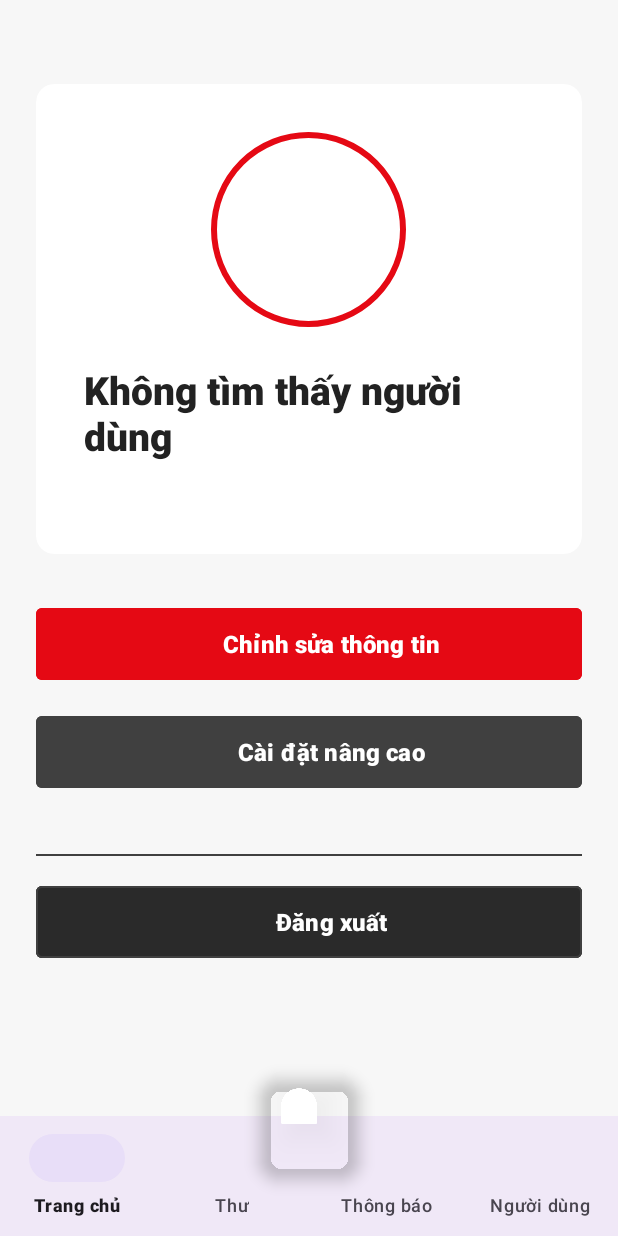
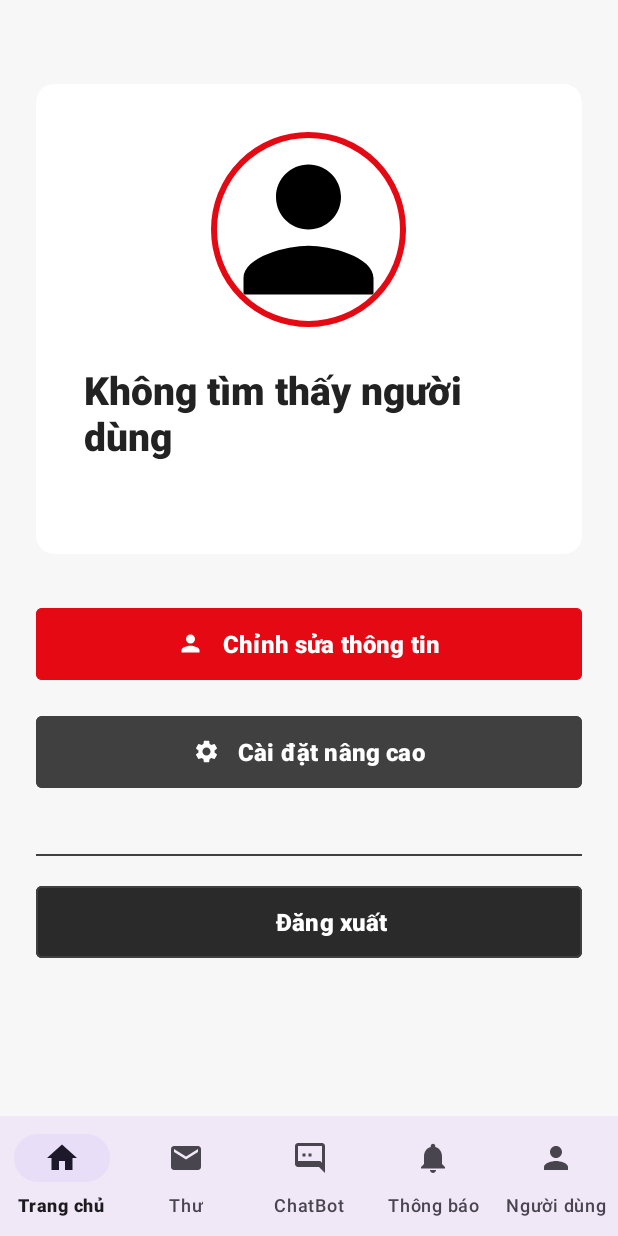
Before and after one commit to baongdqu/App_movie_booking_ticket, an Android app: the fragment fragments_user placed in its activity, on a phone screen of 412 x 824 dp. Run offline under Robolectric (Android 15) with nearby library versions, the phone set to English and light mode, and no system bars; our stand-ins replace CircleImageView, Firebase (no records; nobody signed in at launch, a user with empty details on screens opened directly); pictures from the network do not load.

Commit message:
style: thêm icon cho các nút điều hướng ở thanh công cụ ở bên dưới.

```diff
--- a/app/src/main/java/com/example/app_movie_booking_ticket/activities_2_menu_manage_fragments.java
+++ b/app/src/main/java/com/example/app_movie_booking_ticket/activities_2_menu_manage_fragments.java
@@ -4,7 +4,7 @@
 import androidx.appcompat.app.AppCompatActivity;
 import androidx.fragment.app.Fragment;
 import com.google.android.material.bottomnavigation.BottomNavigationView;
-import com.google.android.material.floatingactionbutton.FloatingActionButton;
+
 import android.widget.Toast;
 
 public class activities_2_menu_manage_fragments extends AppCompatActivity {
@@ -18,7 +18,6 @@
         setContentView(R.layout.layouts_2_menu_manage_fragments);
 
         bottomNavigationView = findViewById(R.id.bottom_navigation);
-        FloatingActionButton btnTrailer = findViewById(R.id.btnTrailer);
 
         // Load fragment mặc định (Home)
         loadFragment(new fragments_home());
@@ -28,16 +27,23 @@
             extra_sound_manager.playMenuClick(this);
 
             int id = item.getItemId();
-            if (id == R.id.nav_home)      loadFragment(new fragments_home());
-            else if (id == R.id.nav_mail) loadFragment(new fragments_mail());
-            else if (id == R.id.nav_notifications) loadFragment(new fragments_notifications());
-            else if (id == R.id.nav_user) loadFragment(fragments_user.newInstance());
-            return true;
-        });
-
-        btnTrailer.setOnClickListener(v -> {
-            extra_sound_manager.playMenuClick(this);
-            Toast.makeText(this, "Giới thiệu phim mới!", Toast.LENGTH_SHORT).show();
+            if (id == R.id.nav_home) {
+                loadFragment(new fragments_home());
+                return true;
+            } else if (id == R.id.nav_mail) {
+                loadFragment(new fragments_mail());
+                return true;
+            } else if (id == R.id.nav_chat_bot) {
+                Toast.makeText(this, "Tính năng chatbot sắp xuất hiện!", Toast.LENGTH_SHORT).show();
+                return false; // Không thay đổi tab được chọn
+            } else if (id == R.id.nav_notifications) {
+                loadFragment(new fragments_notifications());
+                return true;
+            } else if (id == R.id.nav_user) {
+                loadFragment(fragments_user.newInstance());
+                return true;
+            }
+            return false;
         });
     }
 
--- /dev/null
+++ b/app/src/main/res/drawable/ic_chat_bot.xml
@@ -0,0 +1,9 @@
+<vector xmlns:android="http://schemas.android.com/apk/res/android"
+    android:width="24dp"
+    android:height="24dp"
+    android:viewportWidth="24"
+    android:viewportHeight="24">
+    <path
+        android:fillColor="#FF000000"
+        android:pathData="M20,2H4c-1.1,0 -2,0.9 -2,2v12c0,1.1 0.9,2 2,2h14l4,4V4c0,-1.1 -0.9,-2 -2,-2zM20,15.17L18.83,14H4V4h16v11.17zM13,9h-2v2h2V9zM9,9H7v2h2V9z"/>
+</vector>
--- a/app/src/main/res/drawable/ic_home.xml
+++ b/app/src/main/res/drawable/ic_home.xml
@@ -1,4 +1,9 @@
-<?xml version="1.0" encoding="utf-8"?>
-<selector xmlns:android="http://schemas.android.com/apk/res/android">
-
-</selector>
+<vector xmlns:android="http://schemas.android.com/apk/res/android"
+    android:width="24dp"
+    android:height="24dp"
+    android:viewportWidth="24"
+    android:viewportHeight="24">
+    <path
+        android:fillColor="#FF000000"
+        android:pathData="M10,20v-6h4v6h5v-8h3L12,3 2,12h3v8z"/>
+</vector>
--- a/app/src/main/res/drawable/ic_mail.xml
+++ b/app/src/main/res/drawable/ic_mail.xml
@@ -1,4 +1,9 @@
-<?xml version="1.0" encoding="utf-8"?>
-<selector xmlns:android="http://schemas.android.com/apk/res/android">
-
-</selector>
+<vector xmlns:android="http://schemas.android.com/apk/res/android"
+    android:width="24dp"
+    android:height="24dp"
+    android:viewportWidth="24"
+    android:viewportHeight="24">
+    <path
+        android:fillColor="#FF000000"
+        android:pathData="M20,4H4c-1.1,0 -1.99,0.9 -1.99,2L2,18c0,1.1 0.9,2 2,2h16c1.1,0 2,-0.9 2,-2V6c0,-1.1 -0.9,-2 -2,-2zM20,8l-8,5 -8,-5V6l8,5 8,-5v2z"/>
+</vector>
--- a/app/src/main/res/drawable/ic_notifications.xml
+++ b/app/src/main/res/drawable/ic_notifications.xml
@@ -1,4 +1,9 @@
-<?xml version="1.0" encoding="utf-8"?>
-<selector xmlns:android="http://schemas.android.com/apk/res/android">
-
-</selector>
+<vector xmlns:android="http://schemas.android.com/apk/res/android"
+    android:width="24dp"
+    android:height="24dp"
+    android:viewportWidth="24.0"
+    android:viewportHeight="24.0">
+    <path
+        android:fillColor="#FF000000"
+        android:pathData="M12,22c1.1,0 2,-0.9 2,-2h-4c0,1.1 0.9,2 2,2zM18,16v-5c0,-3.07 -1.63,-5.64 -4.5,-6.32V4c0,-0.83 -0.67,-1.5 -1.5,-1.5s-1.5,0.67 -1.5,1.5v0.68C7.64,5.36 6,7.92 6,11v5l-2,2v1h16v-1l-2,-2z"/>
+</vector>
--- a/app/src/main/res/drawable/ic_person.xml
+++ b/app/src/main/res/drawable/ic_person.xml
@@ -1,4 +1,9 @@
-<?xml version="1.0" encoding="utf-8"?>
-<selector xmlns:android="http://schemas.android.com/apk/res/android">
-
-</selector>
+<vector xmlns:android="http://schemas.android.com/apk/res/android"
+    android:width="24dp"
+    android:height="24dp"
+    android:viewportWidth="24.0"
+    android:viewportHeight="24.0">
+    <path
+        android:fillColor="#FF000000"
+        android:pathData="M12,12c2.21,0 4,-1.79 4,-4s-1.79,-4 -4,-4 -4,1.79 -4,4 1.79,4 4,4zM12,14c-2.67,0 -8,1.34 -8,4v2h16v-2c0,-2.66 -5.33,-4 -8,-4z"/>
+</vector>
--- a/app/src/main/res/drawable/ic_settings.xml
+++ b/app/src/main/res/drawable/ic_settings.xml
@@ -1,4 +1,9 @@
-<?xml version="1.0" encoding="utf-8"?>
-<selector xmlns:android="http://schemas.android.com/apk/res/android">
-
-</selector>
+<vector xmlns:android="http://schemas.android.com/apk/res/android"
+    android:width="24dp"
+    android:height="24dp"
+    android:viewportWidth="24.0"
+    android:viewportHeight="24.0">
+    <path
+        android:fillColor="#FF000000"
+        android:pathData="M19.14,12.94c0.04,-0.3 0.06,-0.61 0.06,-0.94c0,-0.32 -0.02,-0.64 -0.07,-0.94l2.03,-1.58c0.18,-0.14 0.23,-0.41 0.12,-0.61l-1.92,-3.32c-0.12,-0.22 -0.37,-0.29 -0.59,-0.22l-2.39,0.96c-0.5,-0.38 -1.03,-0.7 -1.62,-0.94L14.4,2.81c-0.04,-0.24 -0.24,-0.41 -0.48,-0.41h-3.84c-0.24,0 -0.43,0.17 -0.47,0.41L9.25,5.35C8.66,5.59 8.12,5.92 7.63,6.29L5.24,5.33c-0.22,-0.08 -0.47,0 -0.59,0.22L2.74,8.87C2.62,9.08 2.66,9.34 2.86,9.48l2.03,1.58C4.84,11.36 4.8,11.69 4.8,12s0.02,0.64 0.07,0.94l-2.03,1.58c-0.18,0.14 -0.23,0.41 -0.12,0.61l1.92,3.32c0.12,0.22 0.37,0.29 0.59,0.22l2.39,-0.96c0.5,0.38 1.03,0.7 1.62,0.94l0.36,2.54c0.05,0.24 0.24,0.41 0.48,0.41h3.84c0.24,0 0.44,-0.17 0.47,-0.41l0.36,-2.54c0.59,-0.24 1.13,-0.56 1.62,-0.94l2.39,0.96c0.22,0.08 0.47,0 0.59,-0.22l1.92,-3.32c0.12,-0.22 0.07,-0.47 -0.12,-0.61L19.14,12.94zM12,15.6c-1.98,0 -3.6,-1.62 -3.6,-3.6s1.62,-3.6 3.6,-3.6s3.6,1.62 3.6,3.6S13.98,15.6 12,15.6z"/>
+</vector>
--- a/app/src/main/res/layout/layouts_2_menu_manage_fragments.xml
+++ b/app/src/main/res/layout/layouts_2_menu_manage_fragments.xml
@@ -10,18 +10,6 @@
         android:layout_width="match_parent"
         android:layout_height="match_parent" />
 
-    <!-- Nút Trailer nổi bật (ở giữa thanh dưới) -->
-    <com.google.android.material.floatingactionbutton.FloatingActionButton
-        android:id="@+id/btnTrailer"
-        android:layout_width="70dp"
-        android:layout_height="70dp"
-        android:src="@drawable/ic_movie"
-        android:contentDescription="@string/trailer"
-        app:backgroundTint="@color/purple_500"
-        app:tint="@android:color/white"
-        android:elevation="6dp"
-        app:layout_anchor="@id/bottom_navigation"
-        app:layout_anchorGravity="top|center" />
 
     <!-- Thanh điều hướng dưới -->
     <com.google.android.material.bottomnavigation.BottomNavigationView
--- a/app/src/main/res/menu/extra_bottom_nav_menu.xml
+++ b/app/src/main/res/menu/extra_bottom_nav_menu.xml
@@ -12,6 +12,11 @@
         android:title="@string/th" />
 
     <item
+        android:id="@+id/nav_chat_bot"
+        android:icon="@drawable/ic_chat_bot"
+        android:title="ChatBot" />
+
+    <item
         android:id="@+id/nav_notifications"
         android:icon="@drawable/ic_notifications"
         android:title="@string/th_ng_b_o" />
```
Also changed, not shown: 1 other file.
